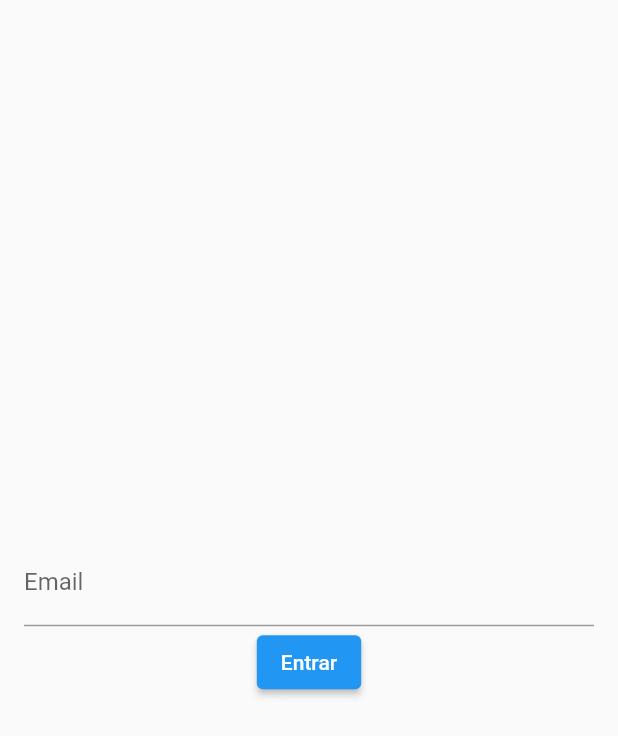
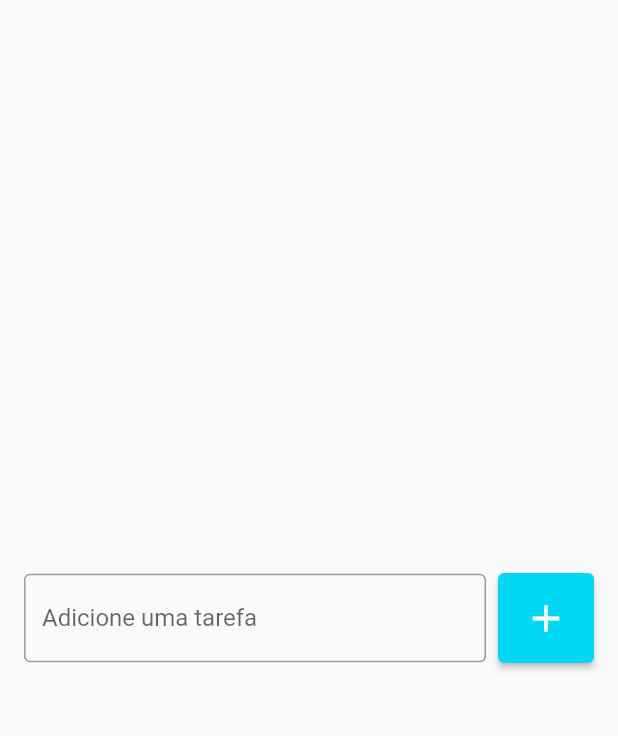
Before and after one commit to GlHenrique/TodoFlutter, a Flutter app: the screen it shows after launch, on a phone screen of 412 x 824 dp. Shown: the top 736 px of the screen. Run offline on Flutter 3.47's test engine with Material 2 defaults, Android fonts, the phone set to English and light mode, and no system bars.

Commit message:
feat: custom button

```diff
--- a/lib/main.dart
+++ b/lib/main.dart
@@ -10,7 +10,7 @@
 
   @override
   Widget build(BuildContext context) {
-    return MaterialApp(
+    return const MaterialApp(
       home: TodoListPage(),
     );
   }
--- a/lib/pages/todo_list.dart
+++ b/lib/pages/todo_list.dart
@@ -1,22 +1,7 @@
 import 'package:flutter/material.dart';
 
 class TodoListPage extends StatelessWidget {
-  TodoListPage({Key? key}) : super(key: key);
-
-  final TextEditingController emailController = TextEditingController();
-  String get emailValue => emailController.text;
-
-  void login() {
-    print(emailValue);
-  }
-
-  void onChangeEmail(String event) {
-    print(event);
-  }
-
-  void onSubmittedEmail(String event) {
-    print(event);
-  }
+  const TodoListPage({Key? key}) : super(key: key);
 
   @override
   Widget build(BuildContext context) {
@@ -24,22 +9,30 @@
       body: Center(
         child: Padding(
           padding: const EdgeInsets.symmetric(horizontal: 16),
-      child: Column(
-        mainAxisSize: MainAxisSize.min,
+          child: Row(
             children: [
-          TextField(
-            controller: emailController,
-            decoration: const InputDecoration(
-              labelText: 'Email',
+              const Expanded(
+                  child: TextField(
+                decoration: InputDecoration(
+                  border: OutlineInputBorder(),
+                  labelText: 'Adicione uma tarefa',
                 ),
-            keyboardType: TextInputType.emailAddress,
-            autocorrect: false,
-            onChanged: onChangeEmail,
-            onSubmitted: onSubmittedEmail,
+              )),
+              const SizedBox(width: 8),
+              ElevatedButton(
+                  onPressed: () {},
+                  child: const Icon(
+                    Icons.add,
+                    size: 30,
                   ),
-          ElevatedButton(onPressed: login, child: const Text('Entrar'))
+                  style: ElevatedButton.styleFrom(
+                    primary: const Color(0xff00d7f3),
+                    padding: const EdgeInsets.all(15),
+                  )),
             ],
           ),
-    )));
+        ),
+      ),
+    );
   }
 }
```
Lines whose indentation alone changed are shown as unchanged.
